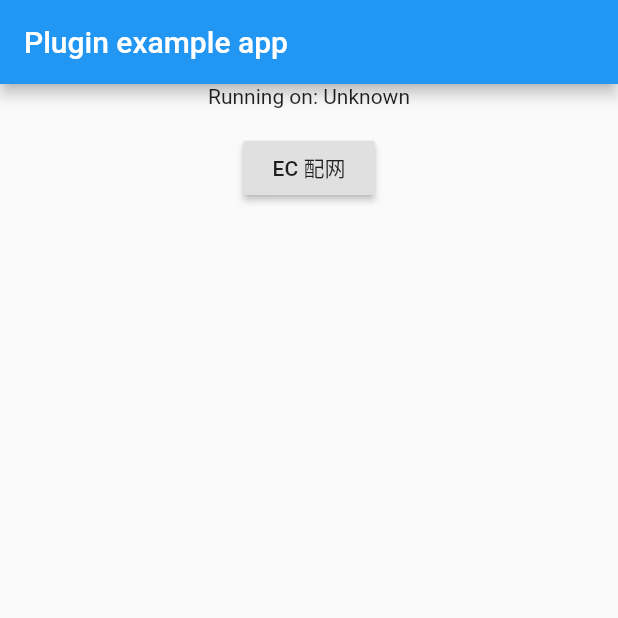
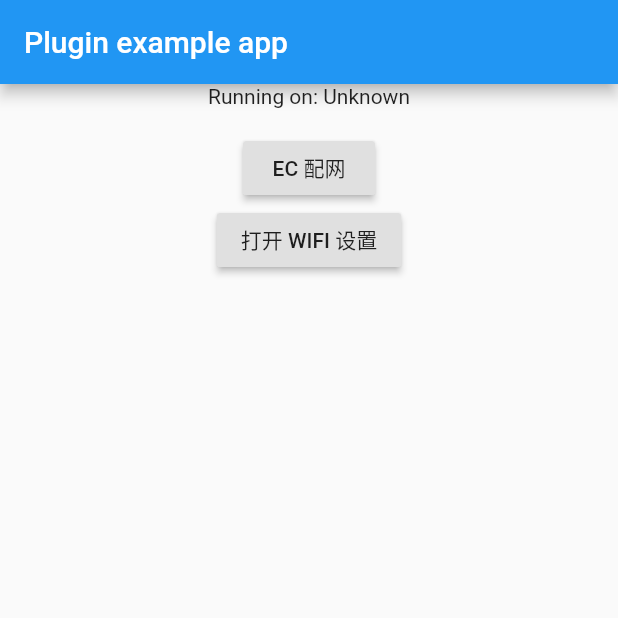
Before and after one commit to tangyue4978/sps, a Flutter app: the screen it shows after launch, on a phone screen of 412 x 824 dp, the top half of it. Run offline on Flutter 3.47's test engine with Material 2 defaults, Android fonts, the phone set to English and light mode, and no system bars; our stand-ins replace fluttertoast; missing offline and left inert: app_settings.

Commit message:
## tuya sdk # navigator to the wifi setting page

```diff
--- a/example/lib/main.dart
+++ b/example/lib/main.dart
@@ -1,3 +1,4 @@
+import 'package:app_settings/app_settings.dart';
 import 'package:flutter/material.dart';
 import 'dart:async';
 
@@ -63,6 +64,12 @@ class _MyAppState extends State<MyApp> {
                   });
                 },
               ),
+              RaisedButton(
+                child: Text('打开 WIFI 设置'),
+                onPressed: () {
+                  AppSettings.openWIFISettings();
+                },
+              ),
             ],
           ),
         ),
--- a/example/pubspec.yaml
+++ b/example/pubspec.yaml
@@ -24,6 +24,7 @@ dependencies:
   # Use with the CupertinoIcons class for iOS style icons.
   cupertino_icons: ^1.0.0
   fluttertoast: ^4.0.1
+  app_settings: ^4.0.4
 
 dev_dependencies:
   flutter_test:
```
Also changed, not shown: example/pubspec.lock, 1 other file.
